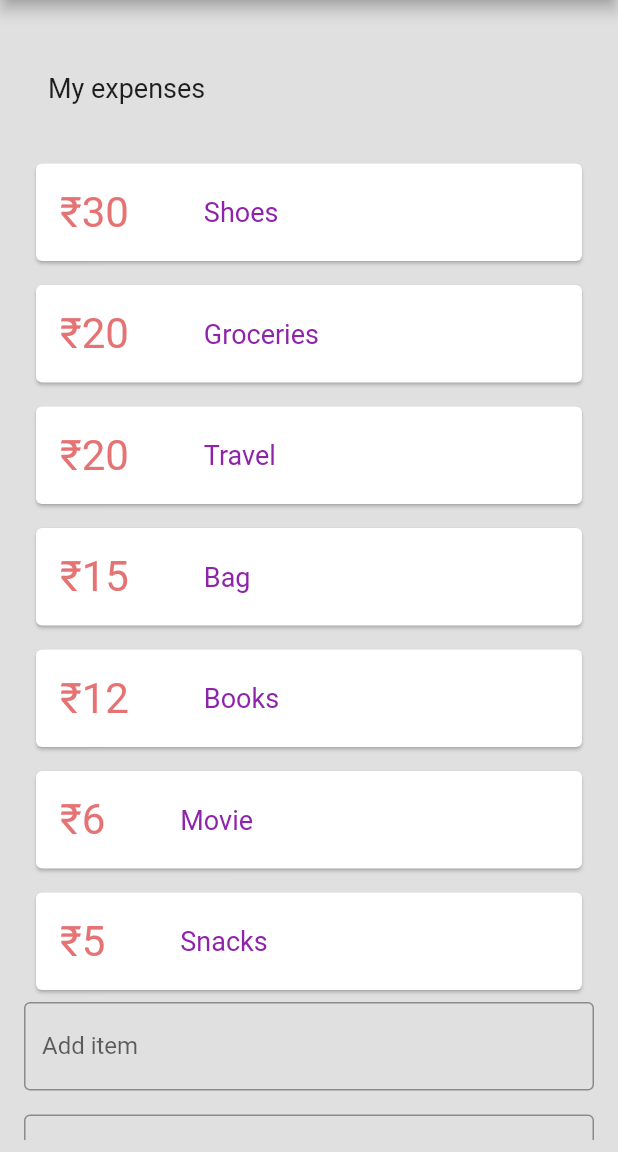
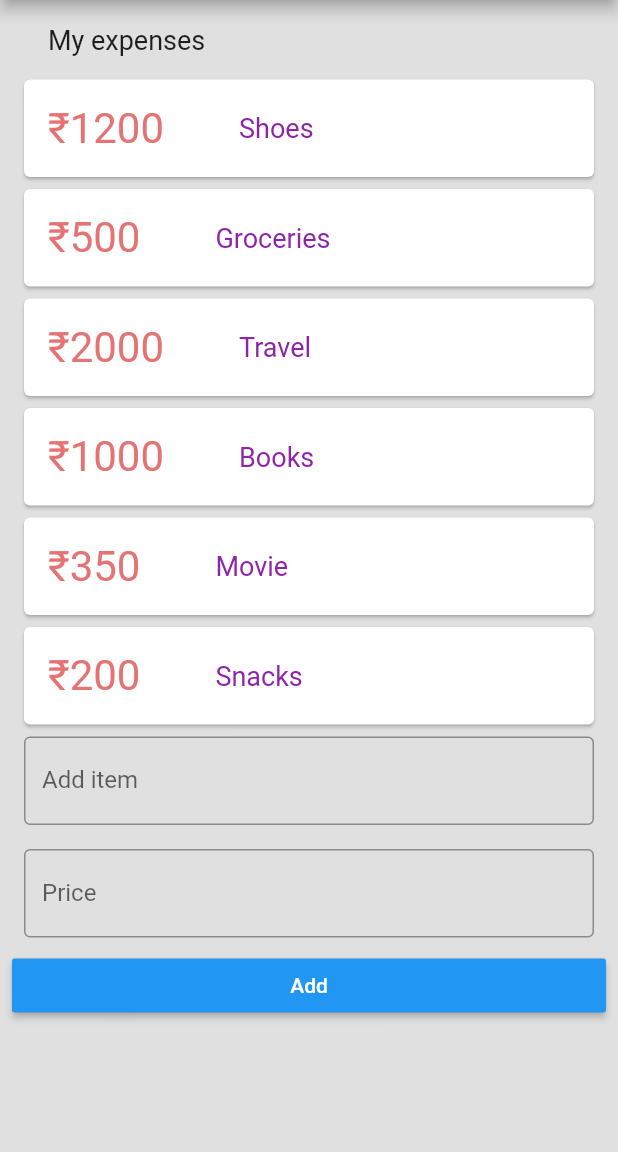
Before and after one commit to muznahaftab/expense-tracker, a Flutter app: the screen it shows after launch, on a phone screen of 412 x 824 dp, the part 84-1236 px from its top. Run offline on Flutter 3.47's test engine with Material 2 defaults, Android fonts, the phone set to English and light mode, and no system bars.

```diff
--- a/lib/main.dart
+++ b/lib/main.dart
@@ -1,7 +1,9 @@
 import 'package:flutter/material.dart';
 
 void main() {
-  runApp(MaterialApp(home: Home()));
+  runApp(
+    MaterialApp(debugShowCheckedModeBanner: false, home: Home()),
+  );
 }
 
 class Home extends StatefulWidget {
@@ -9,46 +11,43 @@ class Home extends StatefulWidget {
   _HomeState createState() => _HomeState();
 }
 
-int i = 7;
+int i = 6;
 
 class _HomeState extends State<Home> {
   TextEditingController nameController = TextEditingController();
   TextEditingController priceController = TextEditingController();
-  // @override
-  // void dispose() {
-  //   // Clean up the controller when the widget is disposed.
-  //   myController.dispose();
-  //   super.dispose();
-  // }
   String s1, s2;
   Map<int, List<String>> options = {
-    0: ['\₹30', 'Shoes'],
-    1: ['\₹20', 'Groceries'],
-    2: ['\₹20', 'Travel'],
-    3: ['\₹15', 'Bag'],
-    4: ['\₹12', 'Books'],
-    5: ['\₹6', 'Movie'],
-    6: ['\₹5', 'Snacks'],
+    0: ['\₹1200', 'Shoes'],
+    1: ['\₹500', 'Groceries'],
+    2: ['\₹2000', 'Travel'],
+    3: ['\₹1000', 'Books'],
+    4: ['\₹350', 'Movie'],
+    5: ['\₹200', 'Snacks'],
   };
 
   Widget items(String str1, String str2) {
     return Card(
-      margin: EdgeInsets.fromLTRB(16.0, 16.0, 16.0, 0.0),
+      margin: EdgeInsets.fromLTRB(8.0, 8.0, 8.0, 0.0),
       child: Padding(
         padding: const EdgeInsets.all(16.0),
         child: Row(
           children: <Widget>[
-            Text(str1,
+            Text(
+              str1,
               style: TextStyle(
                 fontSize: 28.0,
                 color: Colors.red[300],
-                )),
+              ),
+            ),
             SizedBox(width: 50),
-            Text(str2,
+            Text(
+              str2,
               style: TextStyle(
                 fontSize: 18.0,
                 color: Colors.purple[600],
-                )),
+              ),
+            ),
           ],
         ),
       ),
@@ -71,7 +70,7 @@ class _HomeState extends State<Home> {
             Padding(
               padding: const EdgeInsets.all(8.0),
               child: Container(
-                margin: EdgeInsets.fromLTRB(16.0, 32.0, 16.0, 16.0),
+                margin: EdgeInsets.fromLTRB(16.0, 0.0, 0.0, 0.0),
                 child: Text('My expenses',
                     style: TextStyle(
                       fontSize: 18.0,
@@ -91,6 +90,7 @@ class _HomeState extends State<Home> {
                 onSubmitted: (String s) {
                   s2 = s;
                 },
+                textInputAction: TextInputAction.next,
               ),
             ),
             Padding(
@@ -103,6 +103,15 @@ class _HomeState extends State<Home> {
                 ),
                 onSubmitted: (String s) {
                   s1 = s;
+                  if (s1.isNotEmpty && s2.isNotEmpty) {
+                    setState(() {
+                      options[i] = ['₹' + s1, s2];
+                      i++;
+                      s1 = s2 = "";
+                      nameController.clear();
+                      priceController.clear();
+                    });
+                  }
                 },
               ),
             ),
@@ -111,11 +120,15 @@ class _HomeState extends State<Home> {
               color: Colors.blue,
               child: Text('Add'),
               onPressed: () {
+                if (s1.isNotEmpty && s2.isNotEmpty) {
+                  setState(() {
                     options[i] = ['₹' + s1, s2];
                     i++;
-                setState(() {});
+                    s1 = s2 = "";
                     nameController.clear();
                     priceController.clear();
+                  });
+                }
               },
             ),
           ],
```
Lines whose indentation alone changed are shown as unchanged.
